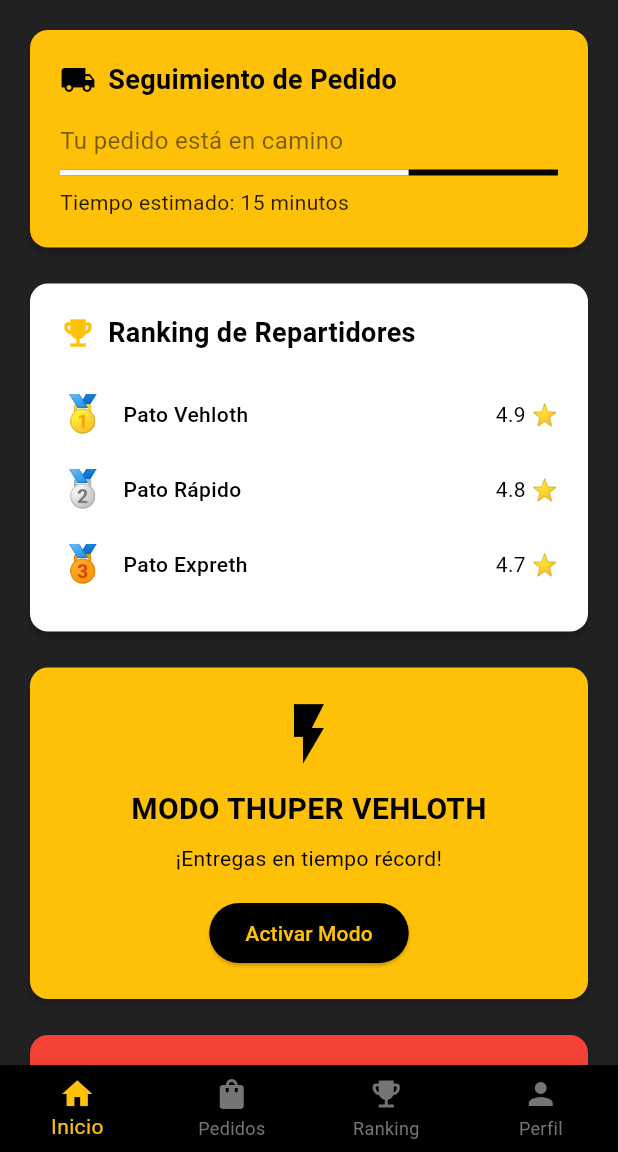
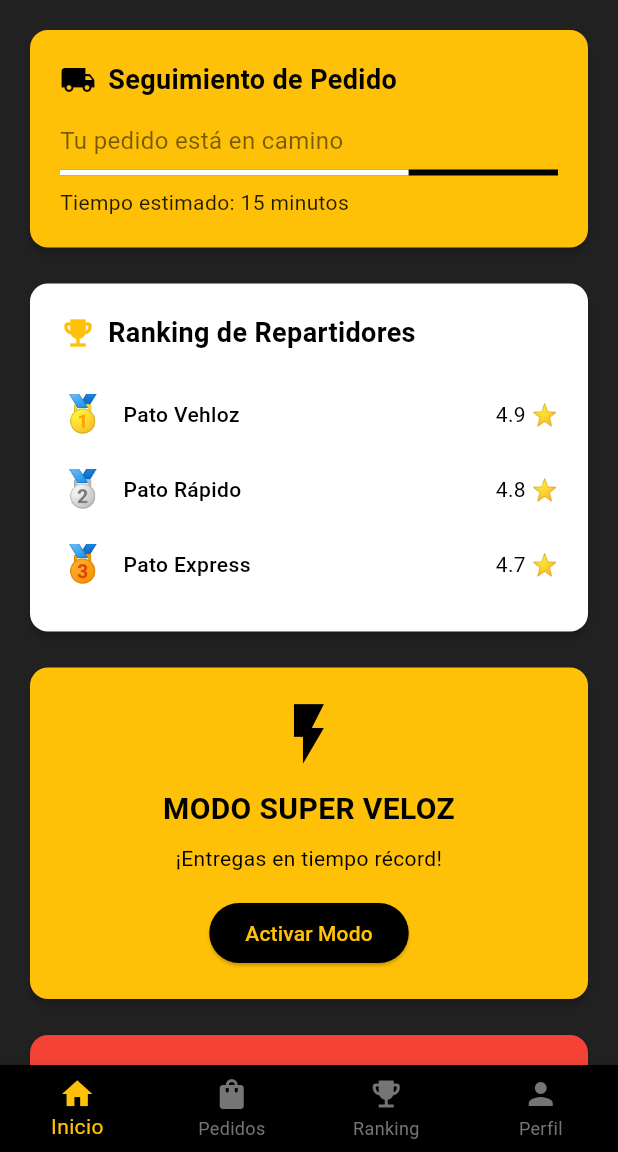
Before and after one commit to Guada-Aban/Pato-Delivery, a Flutter app: the screen it shows after launch, on a phone screen of 412 x 824 dp, the part 84-1236 px from its top. Run offline on Flutter 3.47's test engine with Material 3 defaults, Android fonts, the phone set to English and light mode, and no system bars.

Commit message:
Traducción del idioma del pato lucas home_screen.dart

```diff
--- a/lib/home_screen.dart
+++ b/lib/home_screen.dart
@@ -91,9 +91,9 @@ class DeliveryRankingCard extends StatelessWidget {
               ],
             ),
             const SizedBox(height: 16),
-            _buildRankItem('🥇', 'Pato Vehloth', '4.9 ⭐', context),
+            _buildRankItem('🥇', 'Pato Vehloz', '4.9 ⭐', context),
             _buildRankItem('🥈', 'Pato Rápido', '4.8 ⭐', context),
-            _buildRankItem('🥉', 'Pato Expreth', '4.7 ⭐', context),
+            _buildRankItem('🥉', 'Pato Express', '4.7 ⭐', context),
           ],
         ),
       ),
@@ -131,7 +131,7 @@ class SuperVelothModeCard extends StatelessWidget {
             const Icon(Icons.flash_on, color: Colors.black, size: 48),
             const SizedBox(height: 12),
             const Text(
-              'MODO THUPER VEHLOTH',
+              'MODO SUPER VELOZ',
               style: TextStyle(color: Colors.black, fontSize: 20, fontWeight: FontWeight.bold),
               textAlign: TextAlign.center,
             ),
```
